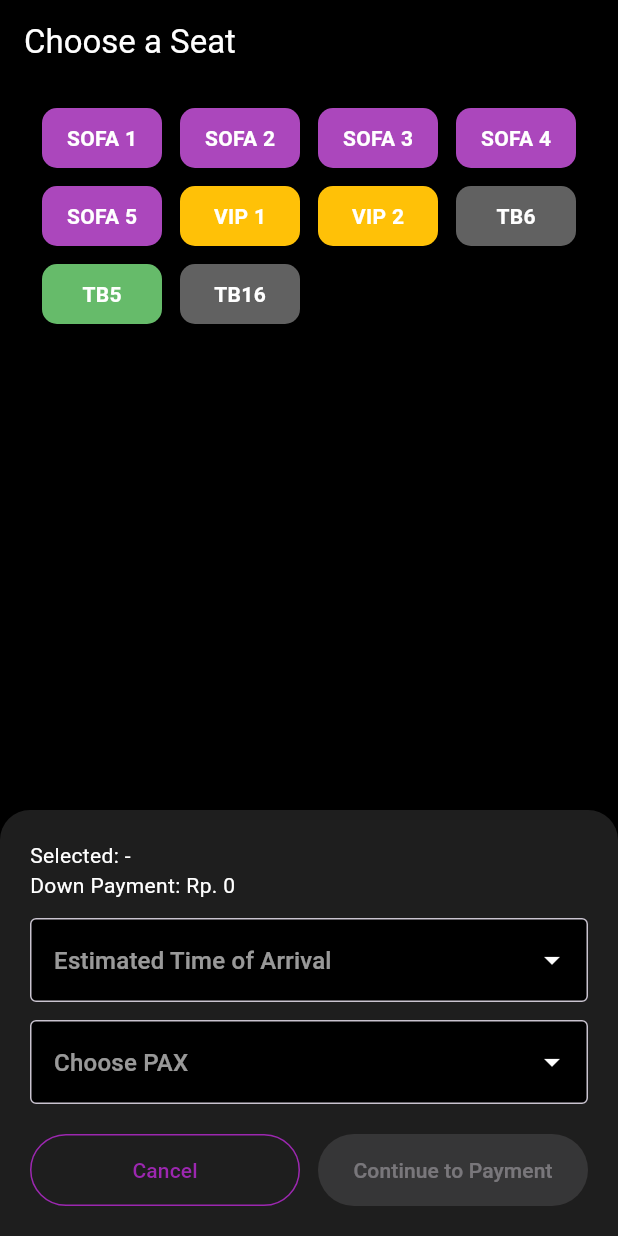
After one commit to AltariaAngkasa/Booking, a Flutter app: the ChooseSeatPage screen opened directly, on a phone screen of 412 x 824 dp. The commit adds this screen. Run offline on Flutter 3.47's test engine with Material 3 defaults, Android fonts, the phone set to English and light mode, and no system bars; our stand-ins replace cloud_firestore, firebase_auth, firebase_core, pinput; accounts and stored records are empty.

Commit message:
Page Choose Seat Upload, Butuh agar tampilan mengikuti

```diff
--- /dev/null
+++ b/lib/screens/mainScreen/choose_seat_page.dart
@@ -0,0 +1,220 @@
+import 'package:flutter/material.dart';
+
+enum SeatType { vip, sofa, table6, table4 }
+
+class Seat {
+  final String label;
+  final SeatType type;
+
+  Seat(this.label, this.type);
+}
+
+class ChooseSeatPage extends StatefulWidget {
+  const ChooseSeatPage({super.key});
+
+  @override
+  State<ChooseSeatPage> createState() => _ChooseSeatPageState();
+}
+
+class _ChooseSeatPageState extends State<ChooseSeatPage> {
+  final List<Seat> seats = [
+    Seat("SOFA 1", SeatType.sofa),
+    Seat("SOFA 2", SeatType.sofa),
+    Seat("SOFA 3", SeatType.sofa),
+    Seat("SOFA 4", SeatType.sofa),
+    Seat("SOFA 5", SeatType.sofa),
+    Seat("VIP 1", SeatType.vip),
+    Seat("VIP 2", SeatType.vip),
+    Seat("TB6", SeatType.table6),
+    Seat("TB5", SeatType.table4),
+    Seat("TB16", SeatType.table6),
+    //tambah lagi kalau perlu
+  ];
+
+  Seat? selectedSeat;
+  String? selectedEta;
+  String? selectedPax;
+
+  int get downPayment {
+    if (selectedSeat == null) return 0;
+    switch (selectedSeat!.type) {
+      case SeatType.vip:
+        return 500000;
+      case SeatType.sofa:
+        return 200000;
+      case SeatType.table6:
+        return 1500000;
+      case SeatType.table4:
+        return 1000000;
+    }
+  }
+
+  Color getSeatColor(SeatType type) {
+    switch (type) {
+      case SeatType.vip:
+        return Colors.amber;
+      case SeatType.sofa:
+        return Colors.purple.shade400;
+      case SeatType.table6:
+        return Colors.grey.shade700;
+      case SeatType.table4:
+        return Colors.green.shade400;
+    }
+  }
+
+  @override
+  Widget build(BuildContext context) {
+    return Scaffold(
+      backgroundColor: Colors.black,
+      appBar: AppBar(
+        title: const Text("Choose a Seat"),
+        backgroundColor: Colors.transparent,
+        foregroundColor: Colors.white,
+        elevation: 0,
+      ),
+      body: Column(
+        children: [
+          const SizedBox(height: 16),
+          //Seats Grid
+          Expanded(
+            child: Padding(
+              padding: const EdgeInsets.symmetric(horizontal: 16),
+              child: Wrap(
+                spacing: 12,
+                runSpacing: 12,
+                children: seats.map((seat) {
+                  final isSelected = seat == selectedSeat;
+                  return GestureDetector(
+                    onTap: () {
+                      setState(() {
+                        selectedSeat = seat;
+                      });
+                    },
+                    child: Container(
+                      width: 80,
+                      height: 40,
+                      alignment: Alignment.center,
+                      decoration: BoxDecoration(
+                        color: isSelected
+                            ? Colors.white
+                            : getSeatColor(seat.type),
+                        borderRadius: BorderRadius.circular(10),
+                      ),
+                      child: Text(
+                        seat.label,
+                        style: TextStyle(
+                          color: isSelected ? Colors.black : Colors.white,
+                          fontWeight: FontWeight.bold,
+                        ),
+                      ),
+                    ),
+                  );
+                }).toList(),
+              ),
+            ),
+          ),
+
+          //Bottom Sheet
+          Container(
+            width: double.infinity,
+            padding: const EdgeInsets.all(20),
+            decoration: const BoxDecoration(
+              color: Color(0xFF1E1E1E),
+              borderRadius: BorderRadius.vertical(top: Radius.circular(20)),
+            ),
+            child: Column(
+              crossAxisAlignment: CrossAxisAlignment.start,
+              children: [
+                Text(
+                  'Selected: ${selectedSeat?.label ?? '-'}',
+                  style: const TextStyle(color: Colors.white),
+                ),
+                Text(
+                  "Down Payment: Rp. ${downPayment.toString().replaceAllMapped(RegExp(r'(\d{1,3})(?=(\d{3})+(?!\d))'), (m) => '${m[1]}.')}",
+                  style: const TextStyle(color: Colors.white),
+                ),
+                const SizedBox(height: 12,),
+
+                //Dropdown ETA
+                DropdownButtonFormField<String>(
+                  dropdownColor: Colors.grey[900],
+                  decoration: const InputDecoration(
+                    filled: true,
+                    fillColor: Colors.black,
+                    hintText: "Estimated Time of Arrival",
+                    hintStyle: TextStyle(color: Colors.white70),
+                    border: OutlineInputBorder(),
+                  ),
+                  iconEnabledColor: Colors.white,
+                  value: selectedEta,
+                  items: ["20:00", "20:30", "21:00"]
+                        .map((e) => DropdownMenuItem(
+                          value: e,
+                          child: Text(e, style: const TextStyle(color: Colors.white),),
+                        )).toList(),
+                        onChanged: (val) => setState(() => selectedEta = val),
+                ),
+                const SizedBox(height: 12,),
+
+                //DropDown PAX
+                DropdownButtonFormField<String>(
+                  dropdownColor: Colors.grey[900],
+                  decoration: const InputDecoration(
+                    filled: true,
+                    fillColor: Colors.black,
+                    hintText: "Choose PAX",
+                    hintStyle: TextStyle(color: Colors.white70),
+                    border: OutlineInputBorder(),
+                  ),
+                  iconEnabledColor: Colors.white,
+                  value: selectedPax,
+                  items: ["2", "4", "6", "8"]
+                      .map((e) => DropdownMenuItem(
+                            value: e,
+                            child: Text(e, style: const TextStyle(color: Colors.white)),
+                          ))
+                      .toList(),
+                  onChanged: (val) => setState(() => selectedPax = val),
+                ),
+                const SizedBox(height: 20),
+
+                //Buttons
+                Row(
+                  children: [
+                    Expanded(
+                      child: OutlinedButton(
+                        onPressed: () => Navigator.pop(context),
+                        style: OutlinedButton.styleFrom(
+                          side: const BorderSide(color: Colors.purple),
+                          padding: const EdgeInsets.symmetric(vertical: 14),
+                        ),
+                        child: const Text("Cancel", style: TextStyle(color: Colors.purple),),
+                        ),
+                    ),
+                    const SizedBox(width: 12,),
+                    //Lanjut ke Payment
+                    Expanded(
+                      child: ElevatedButton(
+                        onPressed: selectedSeat != null && selectedEta != null && selectedPax != null
+                        ? (){
+                          //Arahin ke PaymentPage
+                          print("Continue to Payment");
+                        }
+                        :null,
+                        style: ElevatedButton.styleFrom(
+                          backgroundColor: Colors.purple,
+                          padding: const EdgeInsets.symmetric(vertical: 14),
+                        ),
+                        child: const Text("Continue to Payment"),
+                      ),
+                    )
+                  ],
+                )
+              ],
+            ),
+          )
+        ],
+      ),
+    );
+  }
+}
--- a/lib/screens/mainScreen/event_detail_page.dart
+++ b/lib/screens/mainScreen/event_detail_page.dart
@@ -1,3 +1,4 @@
+import 'package:aplikasi/screens/mainScreen/choose_seat_page.dart';
 import 'package:flutter/material.dart';
 
 class EventDetailPage extends StatelessWidget {
@@ -130,6 +131,12 @@ class EventDetailPage extends StatelessWidget {
                         child: ElevatedButton(
                           onPressed: () {
                             //Buatkan untuk Reservasi ya
+                            Navigator.pushReplacement(
+                              context,
+                              MaterialPageRoute(
+                                builder: (context) => const ChooseSeatPage(),
+                              ),
+                            );
                           },
                           style: ElevatedButton.styleFrom(
                             backgroundColor: Colors.purple,
```
